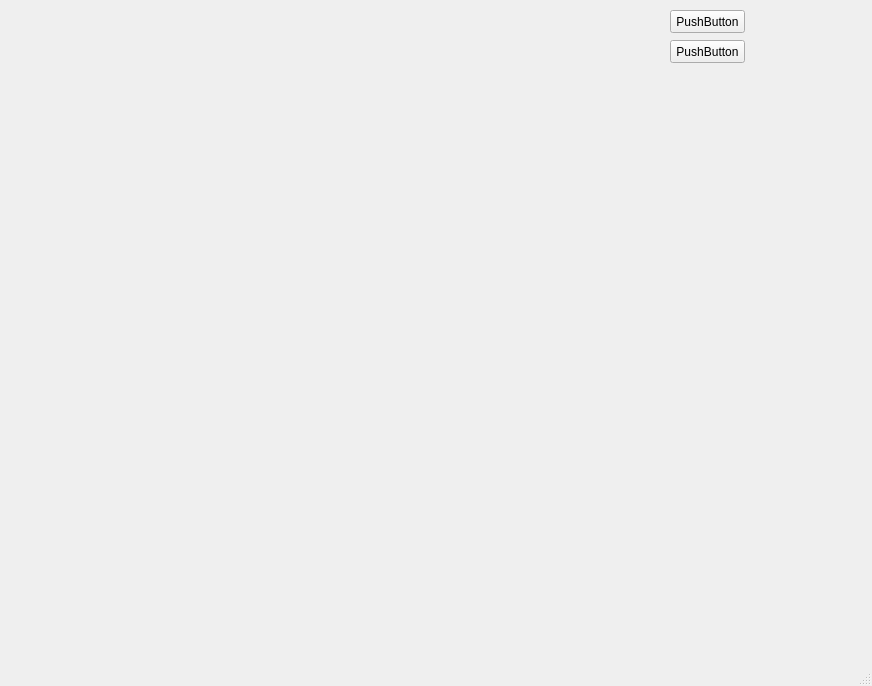
Before: the Qt Designer form client/mainwindow.ui in sstopkin/my-car-pc, drawn with Qt 5.
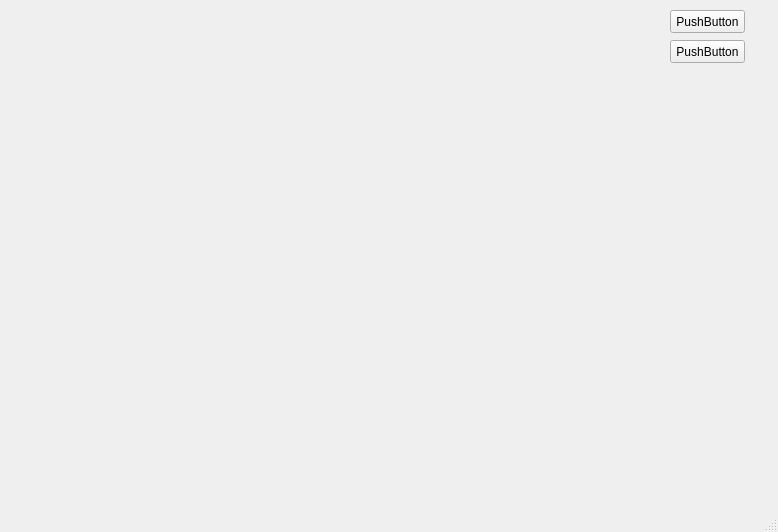
After: the same form once the commit is applied.

```diff
--- a/client/mainwindow.ui
+++ b/client/mainwindow.ui
@@ -6,8 +6,8 @@
    <rect>
     <x>0</x>
     <y>0</y>
-    <width>872</width>
-    <height>686</height>
+    <width>778</width>
+    <height>532</height>
    </rect>
   </property>
   <property name="windowTitle">
```
Left out of the diff: 2 changed lines with no effect on the pictures.
